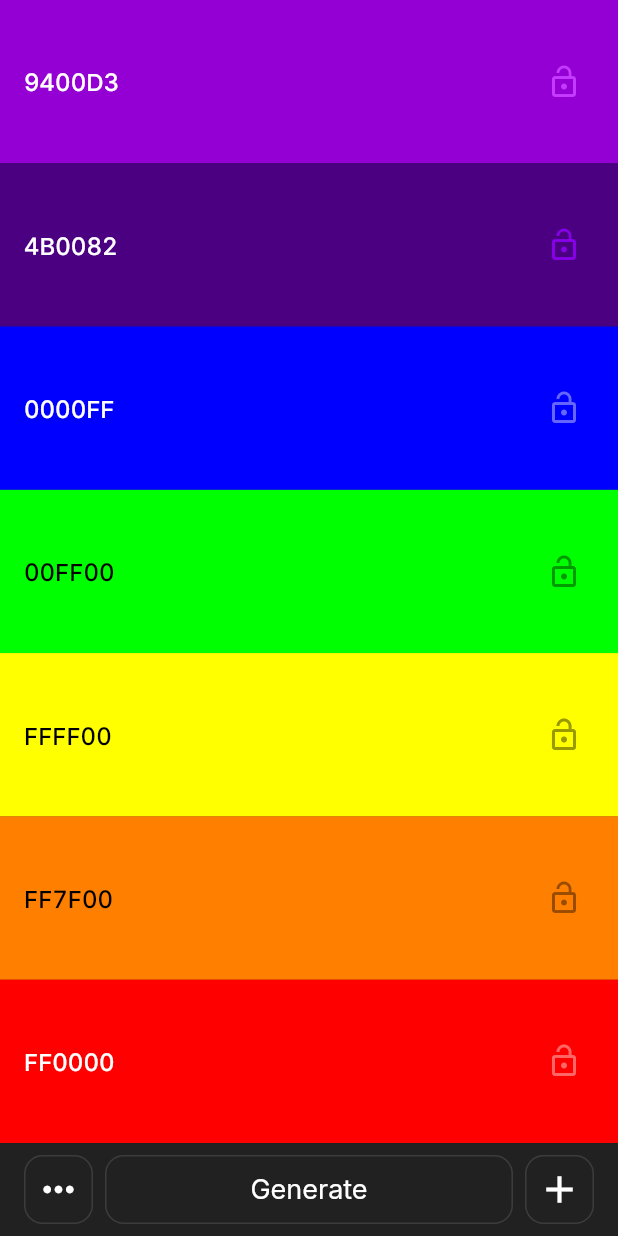
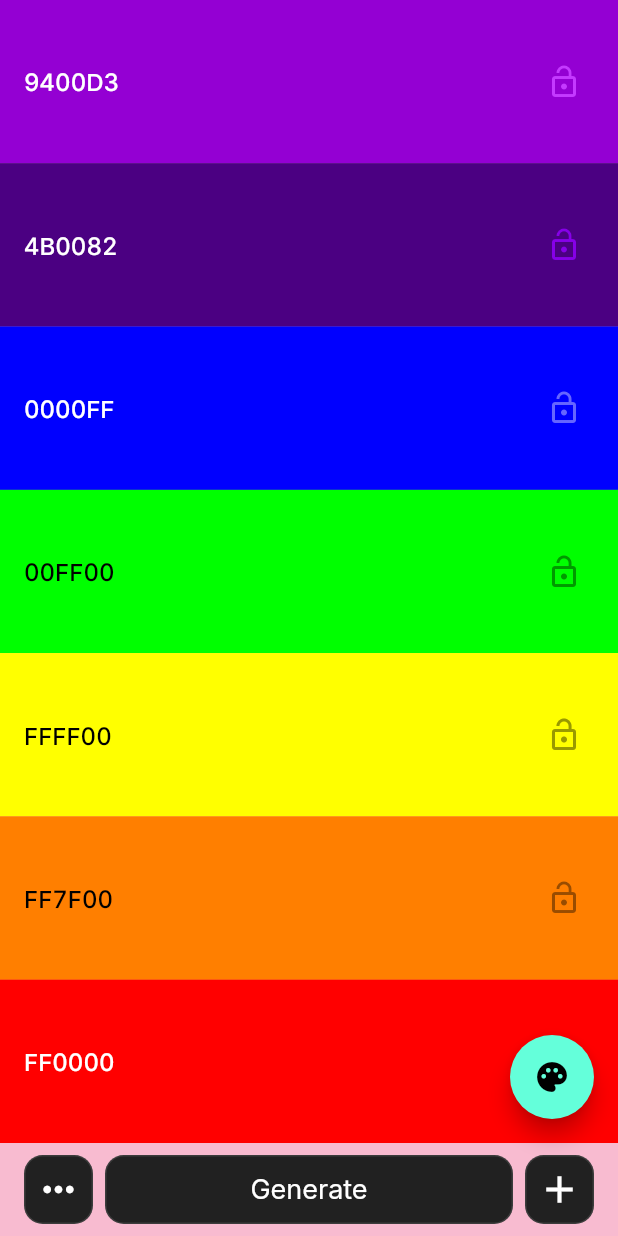
Before and after one commit to yc-codes/rainbow, a Flutter app: the screen it shows after launch, on a phone screen of 412 x 824 dp. Run offline on Flutter 3.47's test engine with Material 2 defaults, Android fonts, the phone set to English and light mode, and no system bars; our stand-ins replace device_preview, flutter_bloc, google_fonts, hive, hive_flutter, tinycolor; accounts and stored records are empty.

Commit message:
now it's working

```diff
--- /dev/null
+++ b/lib/bloc/theme.dart
@@ -0,0 +1,17 @@
+import 'package:flutter/material.dart';
+import 'package:flutter_bloc/flutter_bloc.dart';
+import 'package:rainbow/constants/themes.dart';
+
+class ThemeCubit extends Cubit<ThemeData> {
+  /// {@macro brightness_cubit}
+  ThemeCubit() : super(_lightTheme);
+
+  static final _lightTheme = AppThemes.lightTheme;
+
+  static final _darkTheme = AppThemes.darkTheme;
+
+  /// Toggles the current brightness between light and dark.
+  void toggleTheme() {
+    emit(state.brightness == Brightness.dark ? _lightTheme : _darkTheme);
+  }
+}
--- a/lib/constants/themes.dart
+++ b/lib/constants/themes.dart
@@ -3,6 +3,10 @@ import 'package:flutter/services.dart';
 import 'package:google_fonts/google_fonts.dart';
 
 class AppThemes {
+  static ThemeData lightTheme = AppThemes.darkTheme.copyWith(
+    dividerColor: Colors.blue,
+    scaffoldBackgroundColor: Colors.pink.shade100,
+  );
   static ThemeData darkTheme = ThemeData(
     brightness: Brightness.dark,
     fontFamily: 'Inter',
--- a/lib/main.dart
+++ b/lib/main.dart
@@ -1,8 +1,9 @@
 import 'package:device_preview/device_preview.dart';
 import 'package:flutter/material.dart';
 import 'package:flutter/services.dart';
+import 'package:flutter_bloc/flutter_bloc.dart';
 import 'package:hive_flutter/hive_flutter.dart';
-import 'package:rainbow/constants/themes.dart';
+import 'package:rainbow/bloc/theme.dart';
 import 'package:rainbow/data/models/favorite.dart';
 import 'package:rainbow/presentation/screens/home.dart';
 
@@ -20,7 +21,9 @@ Future<void> main() async {
     DeviceOrientation.portraitUp,
     DeviceOrientation.portraitDown,
   ]).then(
-    (_) => runApp(const RainbowApp()),
+    (_) => runApp(
+      const RainbowApp(),
+    ),
   );
 }
 
@@ -33,15 +36,18 @@ class RainbowApp extends StatelessWidget {
   Widget build(BuildContext context) {
     return DevicePreview(
       enabled: false,
-      // isToolbarVisible: false,
-      builder: (context) => MaterialApp(
-        title: 'Rainbow',
-        // useInheritedMediaQuery: true,
-        debugShowCheckedModeBanner: false,
-        theme: AppThemes.darkTheme,
-        darkTheme: AppThemes.darkTheme,
-        themeMode: ThemeMode.dark,
-        home: const Home(),
+      builder: (context) => BlocProvider(
+        create: (_) => ThemeCubit(),
+        child: BlocBuilder<ThemeCubit, ThemeData>(
+          builder: (_, theme) {
+            return MaterialApp(
+              title: 'Rainbow',
+              debugShowCheckedModeBanner: false,
+              theme: theme,
+              home: const Home(),
+            );
+          },
+        ),
       ),
     );
   }
--- a/lib/presentation/screens/home.dart
+++ b/lib/presentation/screens/home.dart
@@ -4,6 +4,7 @@ import 'dart:ui';
 import 'package:animations/animations.dart';
 import 'package:flutter/material.dart';
 import 'package:hive/hive.dart';
+import 'package:rainbow/bloc/theme.dart';
 import 'package:rainbow/constants/app_constants.dart';
 import 'package:rainbow/constants/app_strings.dart';
 import 'package:rainbow/data/models/favorite.dart';
@@ -14,6 +15,7 @@ import 'package:rainbow/utility/extensions/colors.dart';
 import 'package:rainbow/utility/helpers/color.dart';
 import 'package:rainbow/utility/helpers/hive.dart';
 import 'package:tinycolor/tinycolor.dart';
+import 'package:flutter_bloc/flutter_bloc.dart';
 
 class Home extends StatefulWidget {
   const Home({Key? key}) : super(key: key);
@@ -72,6 +74,12 @@ class HomeState extends State<Home> {
         onGenerateClick: _refreshColors,
         onPlusClick: addColorToList,
         colorsList: _colorsList,
+      ),
+      floatingActionButton: FloatingActionButton(
+        onPressed: () {
+          context.read<ThemeCubit>().toggleTheme();
+        },
+        child: const Icon(Icons.palette_sharp),
       ),
       body: ConstrainedBox(
         constraints: const BoxConstraints(),
```
Also changed, not shown: pubspec.lock, 2 other files.
